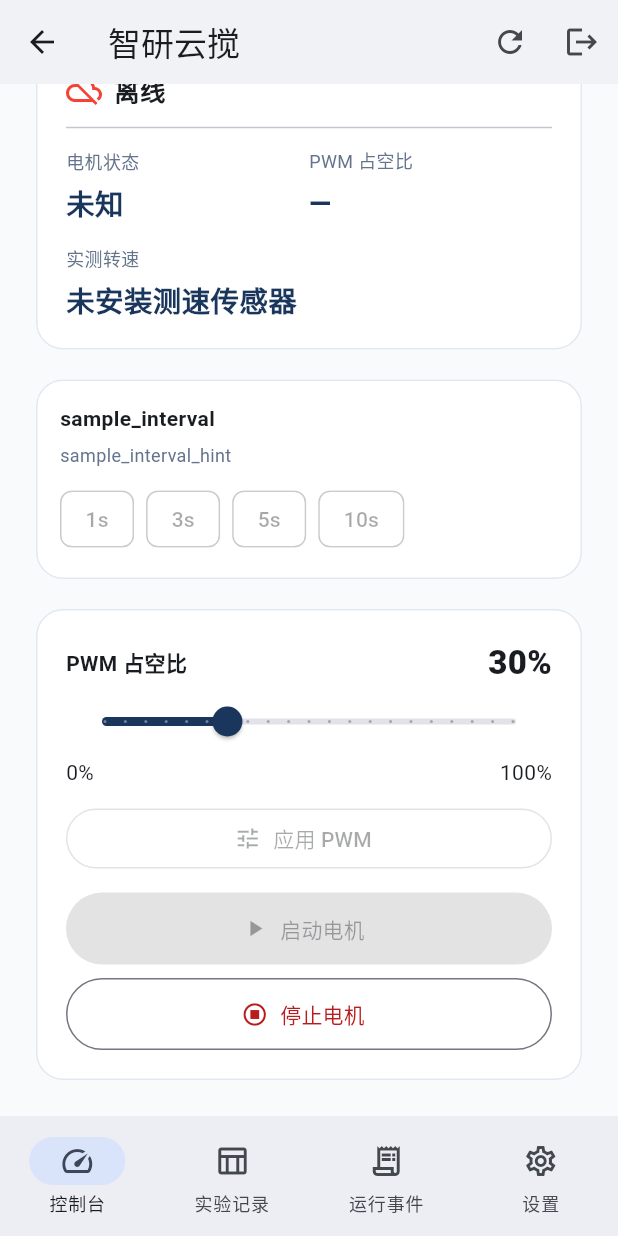
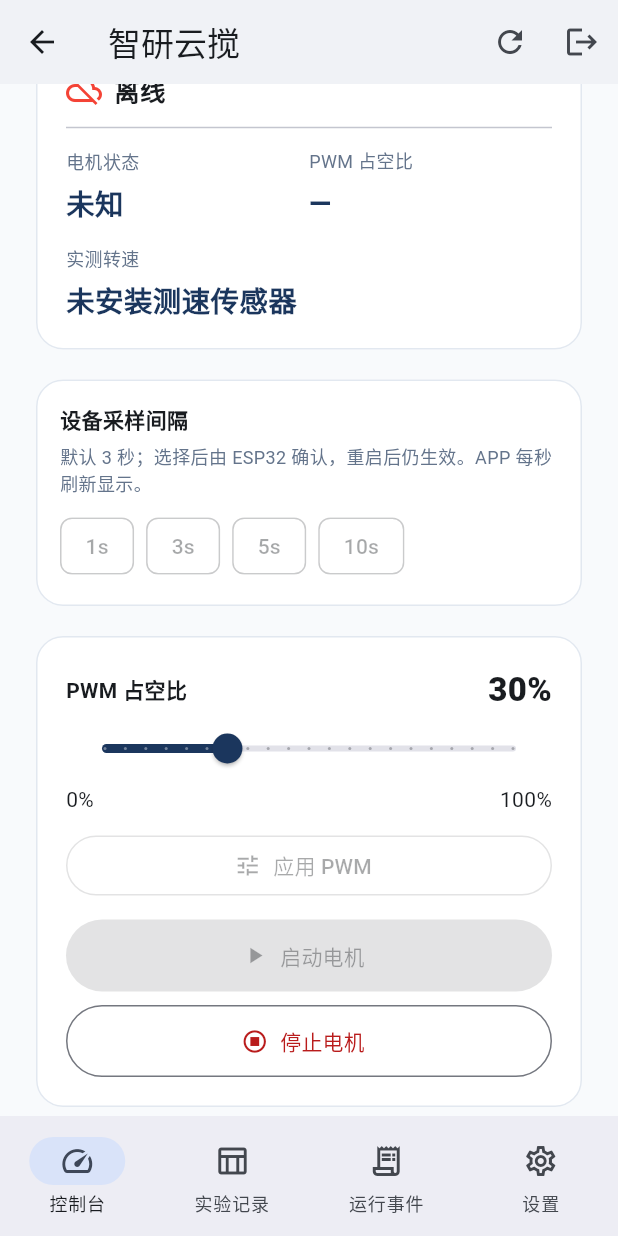
Before and after one commit to xxx-hhhhhh/SmartStir-Lab, a Flutter app: the WorkspacePage screen opened directly with empty values, scrolled down 214 dp, on a phone screen of 412 x 824 dp. Run offline on Flutter 3.47's test engine with Material 3 defaults, Android fonts, the phone set to English and light mode, and no system bars; our stand-ins replace package_info_plus, share_plus, shared_preferences; accounts and stored records are empty; network calls fail.

Commit message:
i18n(telemetry): 3s default and selectable 1/3/5/10 second sampling labels

```diff
--- a/mobile/lib/core/app_preferences.dart
+++ b/mobile/lib/core/app_preferences.dart
@@ -94,6 +94,9 @@ class L {
     'export_csv': {'zh':'导出 CSV','en':'Export CSV','ja':'CSVを書き出す'},
     'recording': {'zh':'正在记录','en':'Recording','ja':'記録中'},
     'live_monitor': {'zh':'实时监测','en':'Live monitoring','ja':'リアルタイム監視'},
+    'sample_interval': {'zh':'设备采样间隔','en':'Sampling interval','ja':'サンプリング間隔'},
+    'sample_interval_hint': {'zh':'默认 3 秒；选择后由 ESP32 确认，重启后仍生效。APP 每秒刷新显示。','en':'Default 3s; ESP32 confirms and saves the change. App refreshes every second.','ja':'初期値3秒。ESP32が確認して保存。アプリは毎秒更新。'},
+    'sample_interval_unknown': {'zh':'旧固件尚未上报采样配置','en':'Firmware has not reported a sampling interval','ja':'間隔の設定情報がありません'},
     'live_samples': {'zh':'逐秒采样数据','en':'Timestamped samples','ja':'秒単位の計測データ'},
     'latest_received': {'zh':'最新收到','en':'Last received','ja':'最終受信'},
     'seconds_ago': {'zh':'秒前','en':'s ago','ja':'秒前'},
```
